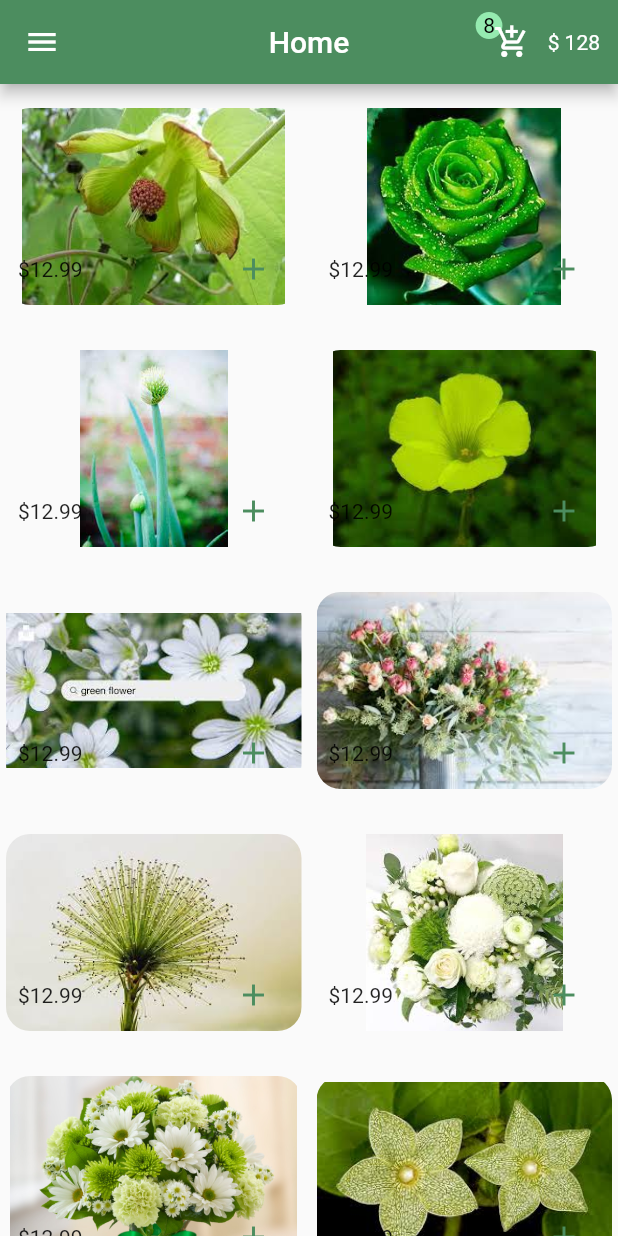
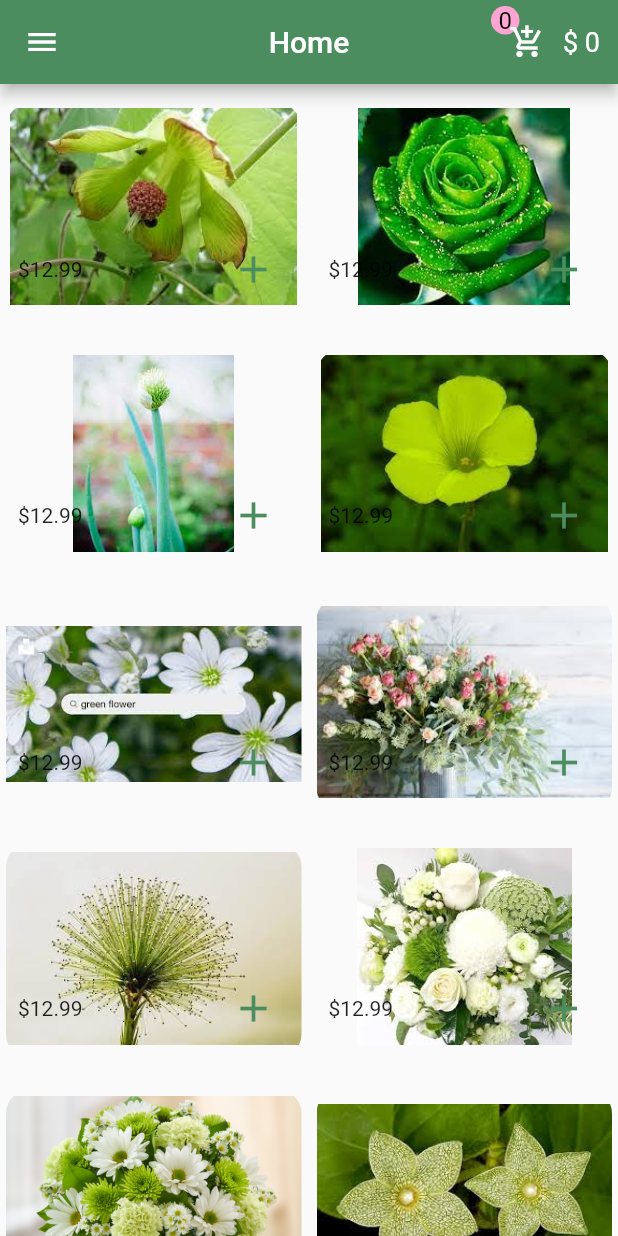
Before and after one commit to alaaRashed2001/flower, a Flutter app: the HomeScreen screen opened directly, on a phone screen of 412 x 824 dp. Run offline on Flutter 3.47's test engine with Material 2 defaults, Android fonts, the phone set to English and light mode, and no system bars.

Commit message:
Provider Consumer

```diff
--- a/lib/data/dummy_data.dart
+++ b/lib/data/dummy_data.dart
@@ -1,15 +1,15 @@
 import '../model/item_model.dart';
 
 final List items = [
-  ItemModel(imagePath:'assets/images/3.jpg' , price:9.99,location: 'noor shop'),
-  ItemModel(imagePath:'assets/images/4.jpg' , price:11.99,location: 'noor shop'),
-  ItemModel(imagePath:'assets/images/5.jpg' , price:5.49,),
-  ItemModel(imagePath:'assets/images/6.jpg' , price:8.99,location: 'noor shop'),
-  ItemModel(imagePath:'assets/images/7.jpg' , price:12.49,),
-  ItemModel(imagePath:'assets/images/8.jpg' , price:10.49,location: 'noor shop'),
-  ItemModel(imagePath:'assets/images/9.jpg' , price:14.99,location: 'noor shop'),
-  ItemModel(imagePath:'assets/images/10.jpg' , price:14.99,),
-  ItemModel(imagePath:'assets/images/11.jpg' , price:10.99,location: 'noor shop'),
-  ItemModel(imagePath:'assets/images/12.jpg' , price:5.99,),
-  ItemModel(imagePath:'assets/images/13.jpg' , price:4.49,location: 'noor shop'),
+  ProductModel(imagePath:'assets/images/3.jpg' , price:9.99,location: 'noor shop'),
+  ProductModel(imagePath:'assets/images/4.jpg' , price:11.99,location: 'noor shop'),
+  ProductModel(imagePath:'assets/images/5.jpg' , price:5.49,),
+  ProductModel(imagePath:'assets/images/6.jpg' , price:8.99,location: 'noor shop'),
+  ProductModel(imagePath:'assets/images/7.jpg' , price:12.49,),
+  ProductModel(imagePath:'assets/images/8.jpg' , price:10.49,location: 'noor shop'),
+  ProductModel(imagePath:'assets/images/9.jpg' , price:14.99,location: 'noor shop'),
+  ProductModel(imagePath:'assets/images/10.jpg' , price:14.99,),
+  ProductModel(imagePath:'assets/images/11.jpg' , price:10.99,location: 'noor shop'),
+  ProductModel(imagePath:'assets/images/12.jpg' , price:5.99,),
+  ProductModel(imagePath:'assets/images/13.jpg' , price:4.49,location: 'noor shop'),
 ];
--- a/lib/main.dart
+++ b/lib/main.dart
@@ -1,5 +1,7 @@
+import 'package:flower/provider/cart_provider.dart';
 import 'package:flower/views/screens/auth/login_screen.dart';
 import 'package:flutter/material.dart';
+import 'package:provider/provider.dart';
 
 void main() {
   runApp( MyApp());
@@ -8,9 +10,12 @@ void main() {
 class MyApp extends StatelessWidget{
   @override
   Widget build(BuildContext context) {
-return const MaterialApp(
-  home: LogInScreen(),
-  debugShowCheckedModeBanner: false,
+return  ChangeNotifierProvider(
+create: (context) => CartProvider(),
+  child:   const MaterialApp(
+    home: LogInScreen(),
+    debugShowCheckedModeBanner: false,
+  ),
 );
   }
 
--- a/lib/model/item_model.dart
+++ b/lib/model/item_model.dart
@@ -1,7 +1,7 @@
-class ItemModel{
+class ProductModel{
 late  String imagePath;
- late double price;
+ late num price;
  late String location;
 
-ItemModel({required this.imagePath , required this.price , this.location = 'main branch'});
+ProductModel({required this.imagePath , required this.price , this.location = 'Main branch'});
 }
--- /dev/null
+++ b/lib/provider/cart_provider.dart
@@ -0,0 +1,14 @@
+import 'package:flower/model/item_model.dart';
+import 'package:flutter/material.dart';
+
+class CartProvider with ChangeNotifier{
+ List selectedProducts = [];
+ int price = 0 ;
+
+ /// Add product And sum total price
+ addProduct(ProductModel productModel){
+   selectedProducts.add(productModel);
+   price += productModel.price.round();
+   notifyListeners();
+ }
+}
--- a/lib/views/screens/details_screen.dart
+++ b/lib/views/screens/details_screen.dart
@@ -4,7 +4,7 @@ import 'package:flutter/material.dart';
 import '../../constant/colors.dart';
 
 class DetailsScreen extends StatefulWidget {
-  final ItemModel product;
+  final ProductModel product;
   const DetailsScreen({super.key, required this.product});
   @override
 
--- a/lib/views/screens/home_screen.dart
+++ b/lib/views/screens/home_screen.dart
@@ -1,6 +1,7 @@
 import 'package:flower/data/dummy_data.dart';
-import 'package:flower/model/item_model.dart';
+import 'package:flower/provider/cart_provider.dart';
 import 'package:flutter/material.dart';
+import 'package:provider/provider.dart';
 
 import '../../constant/colors.dart';
 import 'details_screen.dart';
@@ -12,36 +13,48 @@ class HomeScreen extends StatelessWidget {
   Widget build(BuildContext context) {
     return Scaffold(
         appBar: AppBar(
+          actions: [
+            Consumer<CartProvider>(builder: ((context, cart, child) {
+              return Row(
+                children: [
+                  Stack(
+                    children: [
+                      Positioned(
+                        bottom: 24,
+                        child: Container(
+                            padding: const EdgeInsets.all(5),
+                            decoration: const BoxDecoration(
+                                color: Color(0xFFFFA4D3),
+                                shape: BoxShape.circle),
+                            child: Text(
+                              "${cart.selectedProducts.length}",
+                              style: const TextStyle(
+                                  fontSize: 16,
+                                  color: Colors.black),
+                            )),
+                      ),
+                      IconButton(
+                        onPressed: () {},
+                        icon: const Icon(Icons.add_shopping_cart),
+                      ),
+                    ],
+                  ),
+                  Padding(
+                    padding: const EdgeInsets.only(right: 12),
+                    child: Text(
+                      "\$ ${cart.price}",
+                      style: const TextStyle(fontSize: 18),
+                    ),
+                  ),
+                ],
+              );
+            })),
+          ],
           backgroundColor: green,
           title: const Text("Home"),
           centerTitle: true,
-        actions: [
-          Row(
-            children: [
-              Stack(
-                children: [
-                  Container(
-                      padding: const EdgeInsets.all(5),
-                      decoration: const BoxDecoration(
-                          color: Color.fromARGB(211, 164, 255, 193),
-                          shape: BoxShape.circle),
-                      child: const Text("8",
-                          style: TextStyle(
-                            color: Colors.black,
-                          ))),
-                  IconButton(
-                      onPressed: () {},
-                      icon: const Icon(Icons.add_shopping_cart)),
-                ],
         ),
-              const Padding(
-                padding: EdgeInsets.only(right: 12),
-                child: Text("\$ 128"),
-              )
-            ],
-          )
-        ],
-      ),
+
       drawer: Drawer(
         child: Column(
           mainAxisAlignment: MainAxisAlignment.spaceBetween,
@@ -107,35 +120,57 @@ class HomeScreen extends StatelessWidget {
                 crossAxisCount: 2,
                 childAspectRatio: 3 / 2,
                 crossAxisSpacing: 10,
-                mainAxisSpacing: 30),
+                mainAxisSpacing: 33),
             itemCount: items.length,
             itemBuilder: (BuildContext context, int index) {
-              return GridTile(
+              return GestureDetector(
+                onTap: () {
+                  Navigator.push(
+                    context,
+                    MaterialPageRoute(
+                      builder: (context) => DetailsScreen(product: items[index]),
+                    ),
+                  );
+                },
+                child: GridTile(
                   footer: GridTileBar(
-                  trailing: IconButton(
-                    color: green,
+                    trailing:
+                    Consumer<CartProvider>(builder: ((context, cart, child) {
+                      return IconButton(
+                          color:green,
                           onPressed: () {
+                            cart.addProduct(items[index]);
+                          },
+                          icon: const Icon(
+                              Icons.add,
+                            size: 30,
+                          ));
+                    })),
 
-                    },
-                    icon: const Icon(Icons.add),
-                  ),
                     leading: const Text("\$12.99"),
+
                     title: const Text(
                       "",
                     ),
                   ),
+                  child: Stack(children: [
+                    Positioned(
+                      top: -3,
+                      bottom: -9,
+                      right: 0,
+                      left: 0,
                       child: ClipRRect(
                           borderRadius: BorderRadius.circular(16),
-                  child: InkWell(
-                      onTap: () {
-                        Navigator.of(context).push(MaterialPageRoute(
-                            builder: (context)=> DetailsScreen(product:items[index] ,)
-                        ),);
-                      }, child: Image.asset(items[index].imagePath)),
+                          child: Image.asset(
+                              items[index].imagePath,
+                          )),
+                    ),
+                  ]),
                 ),
               );
             }),
       ),
+
     );
   }
 }
--- a/pubspec.yaml
+++ b/pubspec.yaml
@@ -36,6 +36,7 @@ dependencies:
   # The following adds the Cupertino Icons font to your application.
   # Use with the CupertinoIcons class for iOS style icons.
   cupertino_icons: ^1.0.2
+  provider: ^6.0.4
 
 dev_dependencies:
   flutter_test:
```
Also changed, not shown: pubspec.lock. Lines whose indentation alone changed are shown as unchanged.
